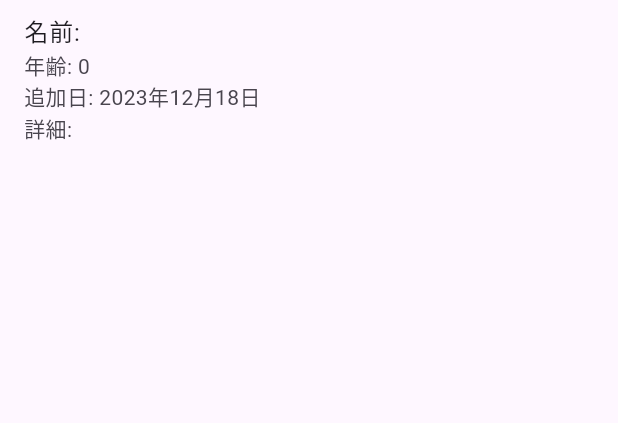
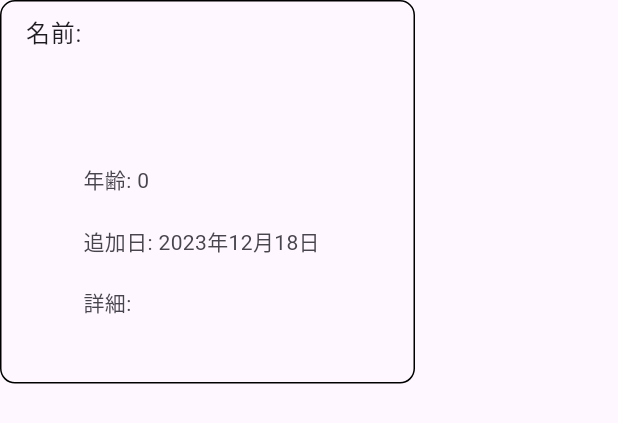
Before and after one commit to NeiHau/salon_mobile, a Flutter app: the CustomerTile widget shown alone on an empty page, opened directly with empty values, on a phone screen of 412 x 824 dp. Shown: the top 423 px of the screen. Run offline on Flutter 3.47's test engine with Material 3 defaults, Android fonts, the phone set to English and light mode, and no system bars; our stand-ins replace cloud_firestore, cloud_functions, dio, firebase_auth, firebase_core, firebase_messaging and 13 more; missing offline and left inert: flutter_stripe; accounts and stored records are empty; generated files the repository leaves out were written again.

```diff
--- a/lib/view/features/calendar/viewModel/customer_view_model.dart
+++ b/lib/view/features/calendar/viewModel/customer_view_model.dart
@@ -176,6 +176,8 @@ class CustomerNotifier extends StateNotifier<Customer> {
 
         customerList.add(customer);
       }
+
+      customerList.sort((a, b) => b.date.compareTo(a.date));
     } catch (e) {
       debugPrint("Failed to fetch all customers: $e");
     }
--- a/lib/view/features/home/components/list_item.dart
+++ b/lib/view/features/home/components/list_item.dart
@@ -1,4 +1,6 @@
 import 'package:flutter/material.dart';
+import 'package:flutter_screenutil/flutter_screenutil.dart';
+import 'package:gap/gap.dart';
 
 import '../../calendar/model/customer.dart';
 
@@ -15,17 +17,29 @@ class CustomerTile extends StatelessWidget {
 
   @override
   Widget build(BuildContext context) {
-    return ListTile(
+    return Container(
+      decoration: BoxDecoration(
+        border: Border.all(color: Colors.black),
+        borderRadius: BorderRadius.circular(10),
+      ),
+      child: SizedBox(
+        height: 250.h,
+        width: 250.w,
+        child: ListTile(
           title: Text('名前: ${customer.name}'),
-      subtitle: Column(
+          subtitle: Center(
+            child: Column(
+              mainAxisAlignment: MainAxisAlignment.center,
               crossAxisAlignment: CrossAxisAlignment.start,
               children: [
                 Text('年齢: ${customer.age}'),
+                const Gap(20),
                 Text(
                   '追加日: ${customer.date.toLocal().year}年'
                   '${customer.date.toLocal().month}月'
                   '${customer.date.toLocal().day}日',
                 ),
+                const Gap(20),
                 Text('詳細: ${customer.description}'),
                 // Image.network(
                 //   customer.imageUrl,
@@ -34,7 +48,10 @@ class CustomerTile extends StatelessWidget {
                 // ),
               ],
             ),
+          ),
           onTap: () => onTap(),
+        ),
+      ),
     );
   }
 }
--- a/lib/view/features/show_details/show_details_page.dart
+++ b/lib/view/features/show_details/show_details_page.dart
@@ -73,8 +73,10 @@ class ShowDetailsPageState extends ConsumerState<ShowDetailsPage> {
                     if (mounted && result) {
                       CustomSnackbar.showTopSnackBar(context, '予約をキャンセルしました。');
                     } else {
-                      CustomSnackbar.showTopSnackBar(
-                          context, '予約のキャンセルに失敗しました。');
+                      if (mounted) {
+                        CustomSnackbar.showTopSnackBar(
+                            context, '予約のキャンセルに失敗しました。');
+                      }
                     }
                   },
                   child: const Text('予約をキャンセル'),
```
Also changed, not shown: lib/view/features/home/home_page.dart (+46 -14 lines), lib/view/features/reservation/model/reservation.dart (+11 -2 lines), lib/view/features/reservation/view/reservation_page.dart (+4 -4 lines), lib/view/features/reservation/viewModel/reservation_view_model.dart (+13 -15 lines), lib/view/features/reservation/model/reservation.freezed.dart, lib/view/features/reservation/model/reservation.g.dart. Lines whose indentation alone changed are shown as unchanged.
